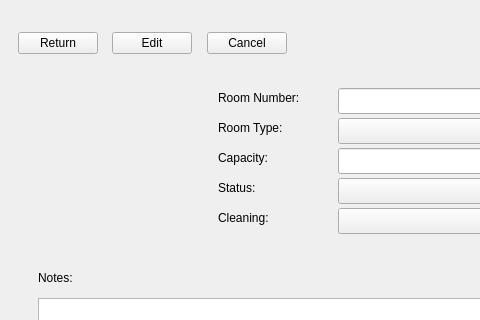
Before: the Qt Designer form hotel/roomswindow/roomswindow.ui in jgtim/itvitae-cpp-hotelrestaurantapplication, drawn with Qt 5; both pictures show x 0 to 480 and y 0 to 320 of the 811 by 600 pixel window.
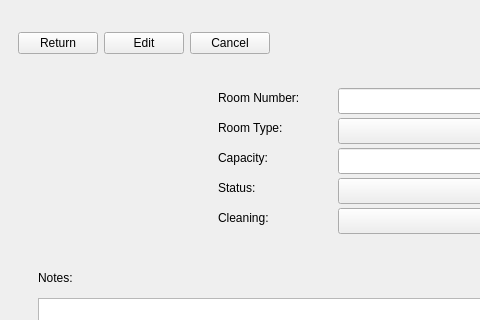
After: the same form once the commit is applied.

Commit message: Fixed: requested changes by mr. Mouse

What changed in the file:
```diff
--- a/hotel/roomswindow/roomswindow.ui
+++ b/hotel/roomswindow/roomswindow.ui
@@ -326,12 +326,12 @@
            </rect>
           </property>
          </widget>
-         <widget class="QWidget" name="">
+         <widget class="QWidget" name="layoutWidget">
           <property name="geometry">
            <rect>
             <x>0</x>
             <y>10</y>
-            <width>277</width>
+            <width>317</width>
             <height>31</height>
            </rect>
           </property>
@@ -349,19 +349,6 @@
              </property>
             </widget>
            </item>
-           <item>
-            <spacer name="horizontalSpacer_4">
-             <property name="orientation">
-              <enum>Qt::Orientation::Horizontal</enum>
-             </property>
-             <property name="sizeHint" stdset="0">
-              <size>
-               <width>40</width>
-               <height>20</height>
-              </size>
-             </property>
-            </spacer>
-           </item>
            <item>
             <widget class="QPushButton" name="EditButton">
              <property name="sizePolicy">
@@ -375,19 +362,6 @@
              </property>
             </widget>
            </item>
-           <item>
-            <spacer name="horizontalSpacer_5">
-             <property name="orientation">
-              <enum>Qt::Orientation::Horizontal</enum>
-             </property>
-             <property name="sizeHint" stdset="0">
-              <size>
-               <width>40</width>
-               <height>20</height>
-              </size>
-             </property>
-            </spacer>
-           </item>
            <item>
             <widget class="QPushButton" name="CancelButton">
              <property name="sizePolicy">
```
The commit also changes 1 other file.
